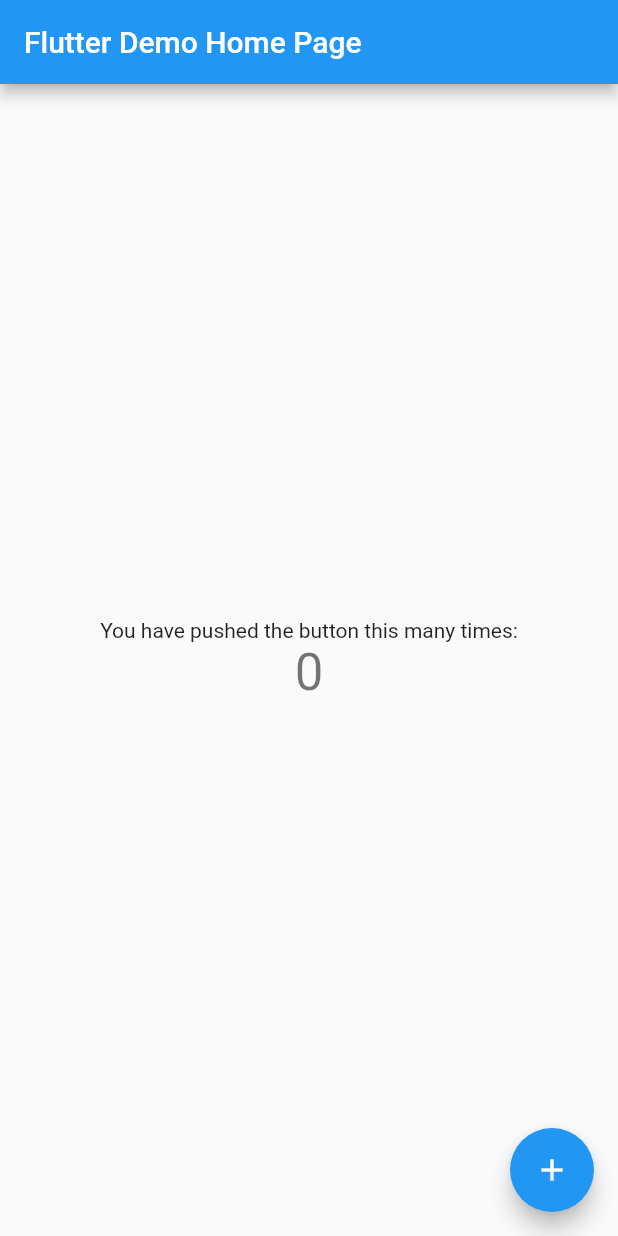
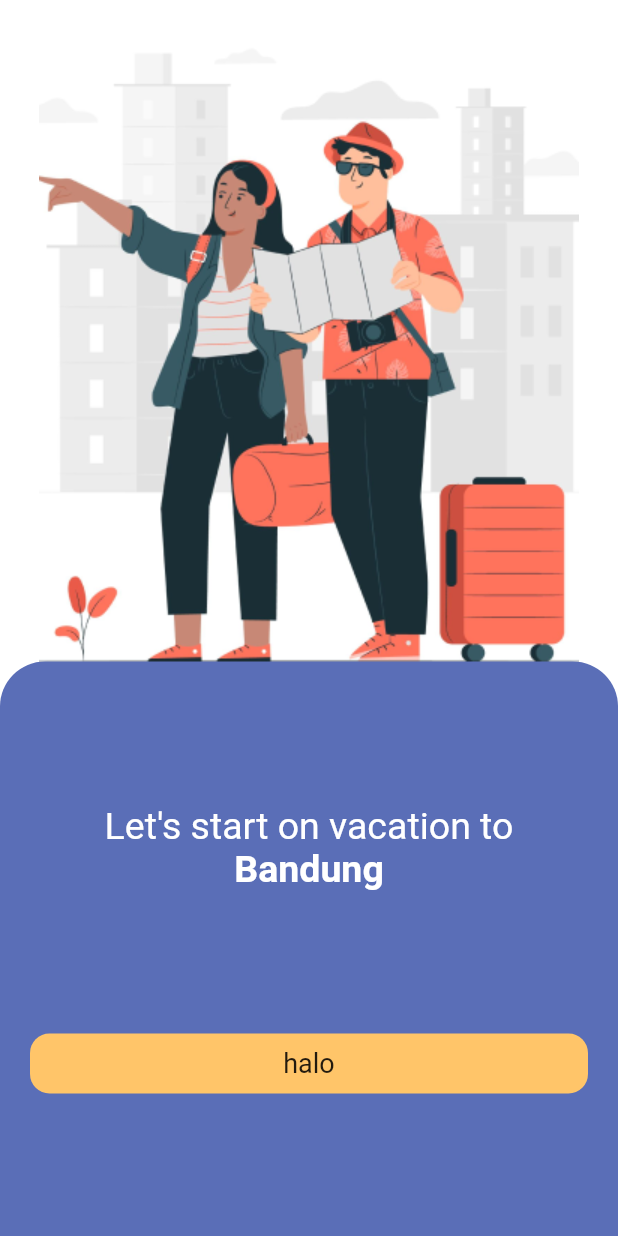
Before and after one commit to hafiyyanabdulaziz/tourpedia, a Flutter app: the screen it shows after launch, on a phone screen of 412 x 824 dp. Run offline on Flutter 3.47's test engine with Material 2 defaults, Android fonts, the phone set to English and light mode, and no system bars; drawn by our look-alikes of touchable_opacity.

Commit message:
slicing getstarted

```diff
--- a/lib/main.dart
+++ b/lib/main.dart
@@ -1,4 +1,5 @@
 import 'package:flutter/material.dart';
+import 'package:tourpedia/ui/pages/get_started.dart';
 
 void main() {
   runApp(const MyApp());
@@ -24,7 +25,8 @@ class MyApp extends StatelessWidget {
         // is not restarted.
         primarySwatch: Colors.blue,
       ),
-      home: const MyHomePage(title: 'Flutter Demo Home Page'),
+      debugShowCheckedModeBanner: false,
+      home: const GetStarted(),
     );
   }
 }
--- /dev/null
+++ b/lib/ui/pages/get_started.dart
@@ -0,0 +1,67 @@
+import 'package:flutter/material.dart';
+import 'package:tourpedia/ui/widgets/custom_button.dart';
+import 'package:tourpedia/utils/my_colors.dart';
+
+class GetStarted extends StatelessWidget {
+  const GetStarted({Key? key}) : super(key: key);
+
+  @override
+  Widget build(BuildContext context) {
+    return Scaffold(
+      backgroundColor: MyColors.white,
+      body: Column(
+        //mainAxisAlignment: MainAxisAlignment.spaceBetween,
+        // ignore: prefer_const_literals_to_create_immutables
+        children: [
+          const Image(
+            image: AssetImage('lib/assets/images/ilustration_get_started.png'),
+          ),
+          Expanded(
+            child: Container(
+              width: MediaQuery.of(context).size.width,
+              //height: 100,
+              //margin: const EdgeInsets.only(top: 10),
+              //transform: Matrix4.translationValues(0.0, -20.0, 0.0),
+              decoration: const BoxDecoration(
+                borderRadius: BorderRadius.only(
+                  topLeft: Radius.circular(30),
+                  topRight: Radius.circular(30),
+                ),
+                color: MyColors.bluePrimary,
+              ),
+              child: Column(
+                mainAxisAlignment: MainAxisAlignment.spaceEvenly,
+                // ignore: prefer_const_literals_to_create_immutables
+                children: [
+                  Padding(
+                    padding: const EdgeInsets.only(left: 20, right: 20),
+                    child: RichText(
+                      textAlign: TextAlign.center,
+                      text: const TextSpan(
+                        style: TextStyle(fontSize: 25, color: MyColors.white),
+                        children: [
+                          TextSpan(text: "Let's start on vacation to "),
+                          TextSpan(
+                              text: "Bandung",
+                              style: TextStyle(fontWeight: FontWeight.bold)),
+                        ],
+                      ),
+                    ),
+                    // child: Text(
+                    //   "Let's start on vacation to Bandung",
+                    //   style: TextStyle(fontSize: 25, color: Colors.white),
+                    //   textAlign: TextAlign.center,
+                    // ),
+                  ),
+                  const CustomButton(
+                    title: "halo",
+                  ),
+                ],
+              ),
+            ),
+          ),
+        ],
+      ),
+    );
+  }
+}
--- /dev/null
+++ b/lib/ui/widgets/custom_button.dart
@@ -0,0 +1,34 @@
+import 'package:flutter/material.dart';
+import 'package:touchable_opacity/touchable_opacity.dart';
+import 'package:tourpedia/utils/my_colors.dart';
+
+class CustomButton extends StatelessWidget {
+  final String title;
+  const CustomButton({Key? key, required this.title}) : super(key: key);
+
+  @override
+  Widget build(BuildContext context) {
+    return TouchableOpacity(
+      child: Container(
+        child: Center(
+          child: Text(
+            title,
+            style: const TextStyle(
+              fontSize: 18,
+            ),
+          ),
+        ),
+        width: MediaQuery.of(context).size.width - 40,
+        height: 40,
+        decoration: const BoxDecoration(
+          borderRadius: BorderRadius.only(
+              topLeft: Radius.circular(13),
+              topRight: Radius.circular(13),
+              bottomLeft: Radius.circular(13),
+              bottomRight: Radius.circular(13)),
+          color: MyColors.button,
+        ),
+      ),
+    );
+  }
+}
--- /dev/null
+++ b/lib/utils/my_colors.dart
@@ -0,0 +1,8 @@
+import 'package:flutter/material.dart';
+
+class MyColors {
+  static const Color button = Color(0xFFFFC569);
+  static const Color white = Colors.white;
+  static const Color black = Colors.black;
+  static const Color bluePrimary = Color(0xFF5A6EB7);
+}
```
Also changed, not shown: pubspec.yaml (+4 -12 lines), lib/assets/images/ilustration_get_started.png (added), pubspec.lock.
